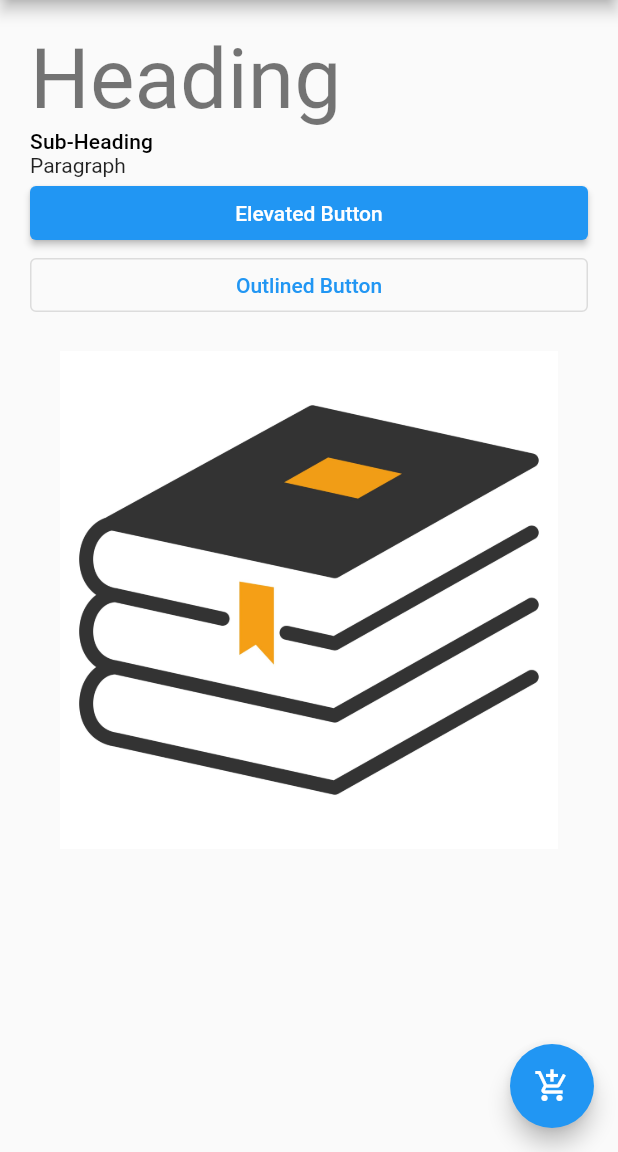
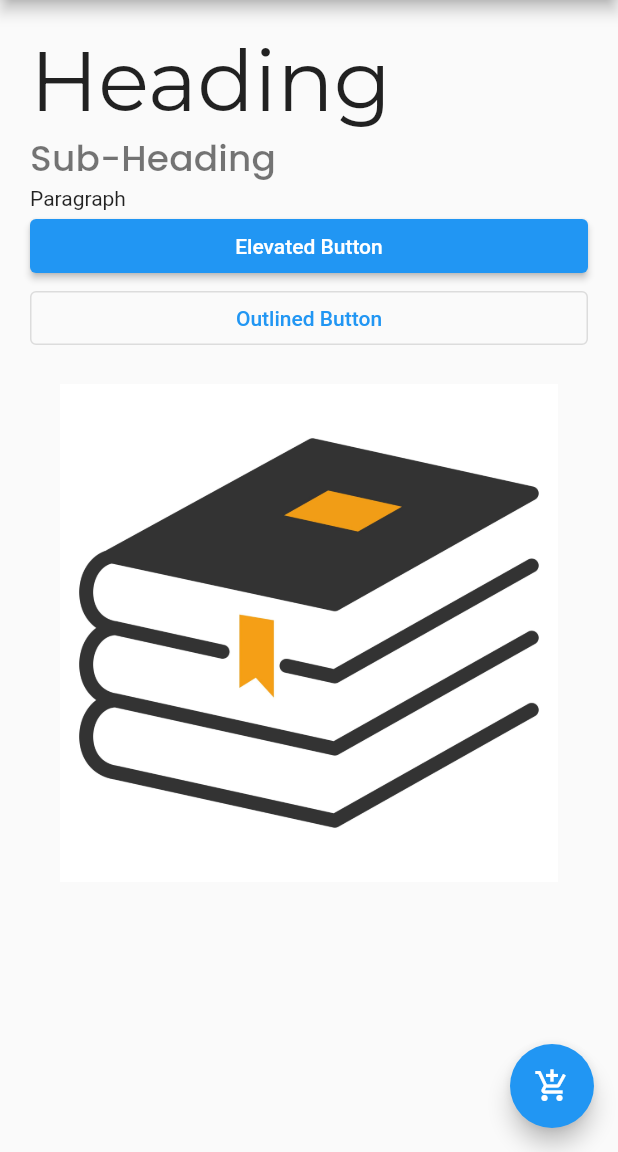
Before and after one commit to mohammedaminibrahim/appable, a Flutter app: the screen it shows after launch, on a phone screen of 412 x 824 dp, the part 84-1236 px from its top. Run offline on Flutter 3.47's test engine with Material 2 defaults, Android fonts, the phone set to English and light mode, and no system bars; our stand-ins replace google_fonts.

Commit message:
Done With Theme Management

```diff
--- /dev/null
+++ b/lib/src/utils/theme/text_theme.dart
@@ -0,0 +1,24 @@
+import 'package:flutter/material.dart';
+import 'package:google_fonts/google_fonts.dart';
+
+class TTextTheme {
+
+  static TextTheme lightTextTheme = TextTheme(
+      headline2: GoogleFonts.montserrat(
+        color: Colors.black87,
+      ),
+      subtitle2: GoogleFonts.poppins(
+          color: Colors.black54,
+          fontSize: 24
+      )
+  );
+  static TextTheme darkTextTheme = TextTheme(
+      headline2: GoogleFonts.montserrat(
+        color: Colors.white70,
+      ),
+      subtitle2: GoogleFonts.poppins(
+          color: Colors.white60,
+          fontSize: 24
+      )
+  );
+}
--- a/lib/src/utils/theme/theme.dart
+++ b/lib/src/utils/theme/theme.dart
@@ -1,6 +1,19 @@
+import 'package:firstapp/src/utils/theme/text_theme.dart';
 import 'package:flutter/material.dart';
+import 'package:google_fonts/google_fonts.dart';
+
 
 class TAppTheme {
-  static ThemeData lightTheme = ThemeData(brightness: Brightness.light);
-  static ThemeData darkTheme = ThemeData(brightness: Brightness.dark);
+
+  //Prevent useer to access the theme using the instances of the class
+  TAppTheme._();
+
+  static ThemeData lightTheme = ThemeData(
+      brightness: Brightness.light,
+      textTheme: TTextTheme.lightTextTheme
+  );
+  static ThemeData darkTheme = ThemeData(
+      brightness: Brightness.dark,
+      textTheme: TTextTheme.darkTextTheme
+  );
 }
--- a/pubspec.yaml
+++ b/pubspec.yaml
@@ -36,6 +36,7 @@ dependencies:
   # The following adds the Cupertino Icons font to your application.
   # Use with the CupertinoIcons class for iOS style icons.
   cupertino_icons: ^1.0.2
+  google_fonts: ^4.0.3
 
 dev_dependencies:
   flutter_test:
```
Also changed, not shown: pubspec.lock.
